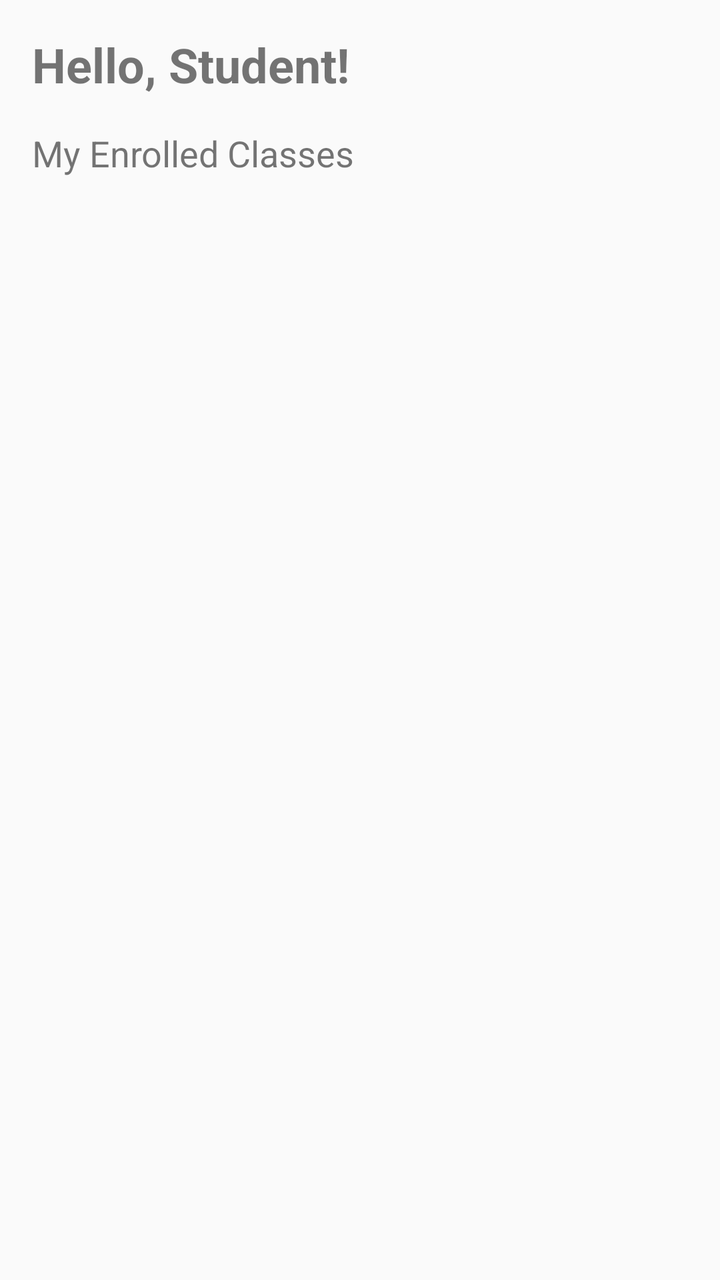
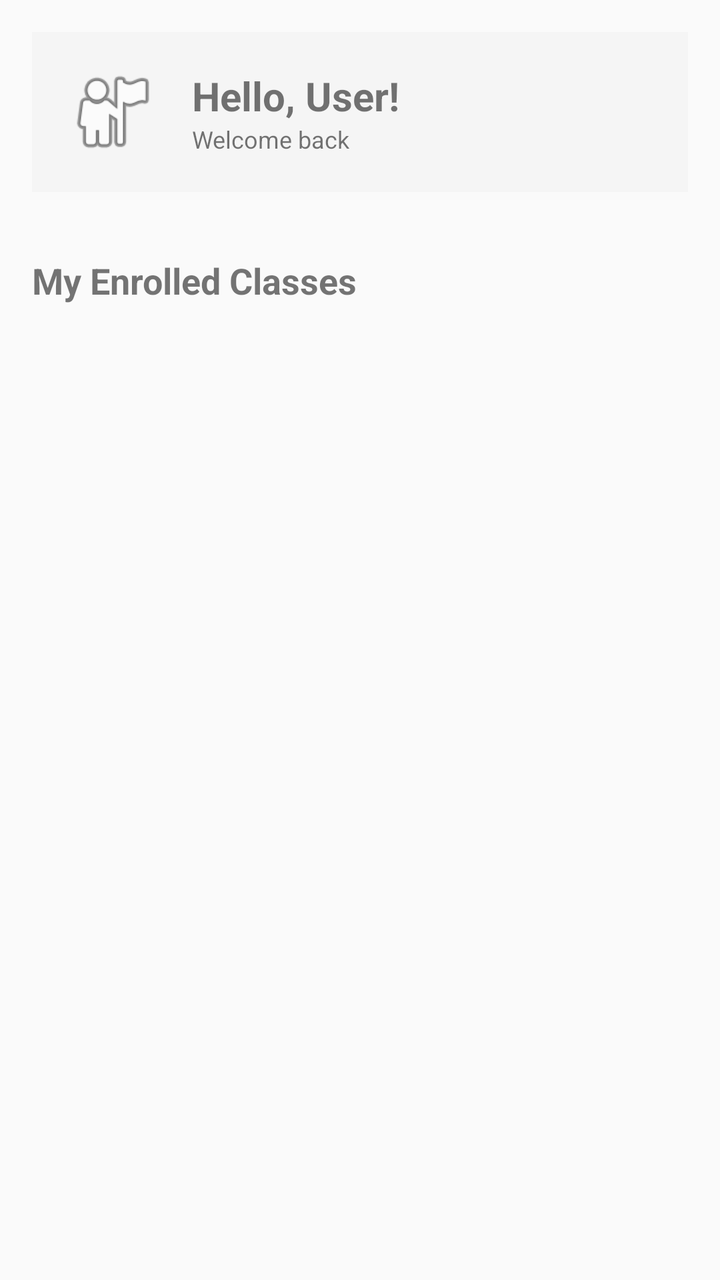

Compare the two renders of this Android layout. The source of the first and the diff that turns it into the second are given below.
<!-- AndroidManifest.xml: application theme AppTheme -->
<!-- res/layout/fragment_dashboard.xml -->
<?xml version="1.0" encoding="utf-8"?>
<LinearLayout xmlns:android="http://schemas.android.com/apk/res/android"
    android:layout_width="match_parent"
    android:layout_height="match_parent"
    android:orientation="vertical"
    android:padding="16dp">

    <TextView
        android:id="@+id/welcomeText"
        android:layout_width="wrap_content"
        android:layout_height="wrap_content"
        android:text="Hello, Student!"
        android:textSize="24sp"
        android:textStyle="bold" />

    <TextView
        android:layout_width="wrap_content"
        android:layout_height="wrap_content"
        android:text="My Enrolled Classes"
        android:layout_marginTop="16dp"
        android:textSize="18sp" />

    <androidx.recyclerview.widget.RecyclerView
        android:id="@+id/classesRecyclerView"
        android:layout_width="match_parent"
        android:layout_height="match_parent"
        android:layout_marginTop="8dp" />

</LinearLayout>
<!-- resources referenced by this layout -->
<resources>
  <style name="AppTheme" parent="Theme.AppCompat.Light.DarkActionBar">
          
          <item name="colorPrimary">@color/colorPrimary</item>
          <item name="colorPrimaryDark">@color/colorPrimaryDark</item>
          <item name="colorAccent">@color/colorAccent</item>
      </style>
  <color name="colorPrimary">#6200EE</color>
  <color name="colorPrimaryDark">#3700B3</color>
  <color name="colorAccent">#03DAC5</color>
</resources>

<!-- the commit's change to res/layout/fragment_dashboard.xml (unified diff, before → after) -->
@@ -1,29 +1,172 @@
 <?xml version="1.0" encoding="utf-8"?>
-<LinearLayout xmlns:android="http://schemas.android.com/apk/res/android"
+<ScrollView xmlns:android="http://schemas.android.com/apk/res/android"
+    xmlns:app="http://schemas.android.com/apk/res-auto"
     android:layout_width="match_parent"
-    android:layout_height="match_parent"
-    android:orientation="vertical"
-    android:padding="16dp">
+    android:layout_height="match_parent">
 
-    <TextView
-        android:id="@+id/welcomeText"
-        android:layout_width="wrap_content"
+    <LinearLayout
+        android:layout_width="match_parent"
         android:layout_height="wrap_content"
-        android:text="Hello, Student!"
-        android:textSize="24sp"
-        android:textStyle="bold" />
+        android:orientation="vertical"
+        android:padding="16dp">
 
-    <TextView
-        android:layout_width="wrap_content"
-        android:layout_height="wrap_content"
-        android:text="My Enrolled Classes"
-        android:layout_marginTop="16dp"
-        android:textSize="18sp" />
+        <LinearLayout
+            android:layout_width="match_parent"
+            android:layout_height="wrap_content"
+            android:orientation="horizontal"
+            android:gravity="center_vertical"
+            android:background="#F5F5F5"
+            android:padding="16dp"
+            android:layout_marginBottom="16dp">
 
-    <androidx.recyclerview.widget.RecyclerView
-        android:id="@+id/classesRecyclerView"
-        android:layout_width="match_parent"
-        android:layout_height="match_parent"
-        android:layout_marginTop="8dp" />
+            <ImageView
+                android:id="@+id/roleIcon"
+                android:layout_width="48dp"
+                android:layout_height="48dp"
+                android:src="@android:drawable/ic_menu_myplaces" />
 
-</LinearLayout>
+            <LinearLayout
+                android:layout_width="wrap_content"
+                android:layout_height="wrap_content"
+                android:orientation="vertical"
+                android:layout_marginStart="16dp">
+
+                <TextView
+                    android:id="@+id/welcomeText"
+                    android:layout_width="wrap_content"
+                    android:layout_height="wrap_content"
+                    android:text="Hello, User!"
+                    android:textSize="20sp"
+                    android:textStyle="bold" />
+
+                <TextView
+                    android:id="@+id/subtitleText"
+                    android:layout_width="wrap_content"
+                    android:layout_height="wrap_content"
+                    android:text="Welcome back"
+                    android:textSize="12sp" />
+            </LinearLayout>
+        </LinearLayout>
+
+        
+        <GridLayout
+            android:id="@+id/statsGrid"
+            android:layout_width="match_parent"
+            android:layout_height="wrap_content"
+            android:columnCount="2"
+            android:rowCount="2"
+            android:visibility="gone">
+
+            <com.google.android.material.card.MaterialCardView
+                android:layout_width="0dp"
+                android:layout_height="wrap_content"
+                android:layout_columnWeight="1"
+                android:layout_margin="4dp"
+                app:cardCornerRadius="16dp">
+                <LinearLayout
+                    android:layout_width="match_parent"
+                    android:layout_height="wrap_content"
+                    android:orientation="vertical"
+                    android:padding="16dp">
+                    <TextView android:layout_width="wrap_content" android:layout_height="wrap_content" android:text="Total Students" android:textSize="10sp" android:textStyle="bold" />
+                    <TextView android:id="@+id/totalStudentsText" android:layout_width="wrap_content" android:layout_height="wrap_content" android:text="--" android:textSize="24sp" android:textColor="#2196F3" />
+                </LinearLayout>
+            </com.google.android.material.card.MaterialCardView>
+
+            <com.google.android.material.card.MaterialCardView
+                android:layout_width="0dp"
+                android:layout_height="wrap_content"
+                android:layout_columnWeight="1"
+                android:layout_margin="4dp"
+                app:cardCornerRadius="16dp">
+                <LinearLayout
+                    android:layout_width="match_parent"
+                    android:layout_height="wrap_content"
+                    android:orientation="vertical"
+                    android:padding="16dp">
+                    <TextView android:layout_width="wrap_content" android:layout_height="wrap_content" android:text="Attentive" android:textSize="10sp" android:textStyle="bold" />
+                    <TextView android:id="@+id/attentiveText" android:layout_width="wrap_content" android:layout_height="wrap_content" android:text="--" android:textSize="24sp" android:textColor="#4CAF50" />
+                </LinearLayout>
+            </com.google.android.material.card.MaterialCardView>
+
+            <com.google.android.material.card.MaterialCardView
+                android:layout_width="0dp"
+                android:layout_height="wrap_content"
+                android:layout_columnWeight="1"
+                android:layout_margin="4dp"
+                app:cardCornerRadius="16dp">
+                <LinearLayout
+                    android:layout_width="match_parent"
+                    android:layout_height="wrap_content"
+                    android:orientation="vertical"
+                    android:padding="16dp">
+                    <TextView android:layout_width="wrap_content" android:layout_height="wrap_content" android:text="Distracted" android:textSize="10sp" android:textStyle="bold" />
+                    <TextView android:id="@+id/distractedText" android:layout_width="wrap_content" android:layout_height="wrap_content" android:text="--" android:textSize="24sp" android:textColor="#FF9800" />
+                </LinearLayout>
+            </com.google.android.material.card.MaterialCardView>
+
+            <com.google.android.material.card.MaterialCardView
+                android:layout_width="0dp" android:layout_height="wrap_content"
+                android:layout_columnWeight="1"
+                android:layout_margin="4dp"
+                app:cardCornerRadius="16dp">
+                <LinearLayout
+                    android:layout_width="match_parent"
+                    android:layout_height="wrap_content"
+                    android:orientation="vertical"
+                    android:padding="16dp">
+                    <TextView android:layout_width="wrap_content" android:layout_height="wrap_content" android:text="Sleepy" android:textSize="10sp" android:textStyle="bold" />
+                    <TextView android:id="@+id/sleepyText" android:layout_width="wrap_content" android:layout_height="wrap_content" android:text="--" android:textSize="24sp" android:textColor="#F44336" />
+                </LinearLayout>
+            </com.google.android.material.card.MaterialCardView>
+
+        </GridLayout>
+
+        
+        <LinearLayout
+            android:id="@+id/studentClassesView"
+            android:layout_width="match_parent"
+            android:layout_height="wrap_content"
+            android:orientation="vertical"
+            android:visibility="visible">
+
+            <TextView
+                android:layout_width="wrap_content"
+                android:layout_height="wrap_content"
+                android:text="My Enrolled Classes"
+                android:textSize="18sp"
+                android:textStyle="bold"
+                android:layout_marginTop="16dp" />
+
+            <androidx.recyclerview.widget.RecyclerView
+                android:id="@+id/classesRecyclerView"
+                android:layout_width="match_parent"
+                android:layout_height="wrap_content"
+                android:layout_marginTop="8dp" />
+        </LinearLayout>
+
+        
+        <LinearLayout
+            android:id="@+id/availableClassesView"
+            android:layout_width="match_parent"
+            android:layout_height="wrap_content"
+            android:orientation="vertical"
+            android:visibility="gone">
+
+            <TextView
+                android:layout_width="wrap_content"
+                android:layout_height="wrap_content"
+                android:text="Available Classes"
+                android:textSize="18sp"
+                android:textStyle="bold"
+                android:layout_marginTop="16dp" />
+
+            <androidx.recyclerview.widget.RecyclerView
+                android:id="@+id/availableClassesRecyclerView"
+                android:layout_width="match_parent"
+                android:layout_height="wrap_content"
+                android:layout_marginTop="8dp" />
+        </LinearLayout>
+
+    </LinearLayout>
+</ScrollView>
